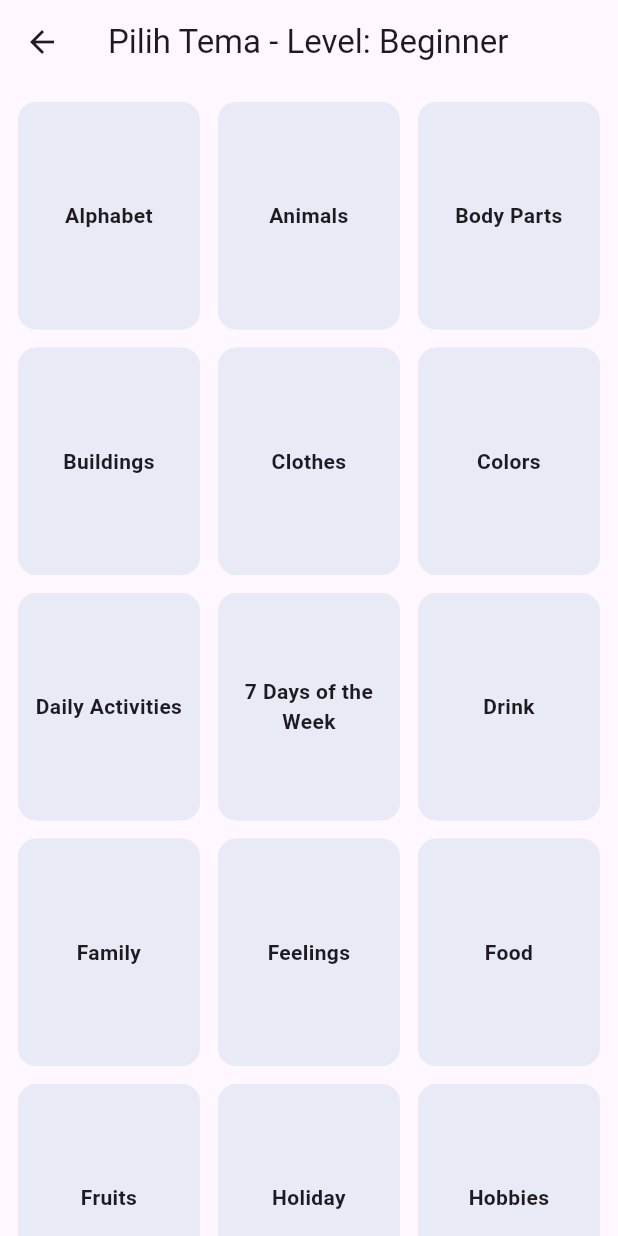
After one commit to suryo/mylingo_flutter, a Flutter app: the ChooseThemeScreen screen opened by its route, on a phone screen of 412 x 824 dp. The commit adds this screen. Run offline on Flutter 3.47's test engine with Material 3 defaults, Android fonts, the phone set to English and light mode, and no system bars; our stand-ins replace audioplayers, shared_preferences, speech_to_text; accounts and stored records are empty.

Commit message:
create theme screen and grid tema

```diff
--- a/lib/main.dart
+++ b/lib/main.dart
@@ -5,6 +5,7 @@ import 'screens/register_screen.dart';
 import 'screens/dashboard_screen.dart';
 import 'screens/intro_screen.dart';
 import 'screens/choose_level_screen.dart';
+import 'screens/choose_theme_screen.dart';
 
 void main() {
   runApp(MyLingoApp());
--- /dev/null
+++ b/lib/screens/choose_theme_screen.dart
@@ -0,0 +1,98 @@
+import 'dart:convert';
+import 'package:flutter/material.dart';
+import 'package:flutter/services.dart' show rootBundle;
+import 'package:shared_preferences/shared_preferences.dart';
+
+class ChooseThemeScreen extends StatefulWidget {
+  @override
+  _ChooseThemeScreenState createState() => _ChooseThemeScreenState();
+}
+
+class _ChooseThemeScreenState extends State<ChooseThemeScreen> {
+  List<Map<String, dynamic>> themes = [];
+  String currentLevel = "";
+
+  @override
+  void initState() {
+    super.initState();
+    _loadThemes();
+  }
+
+  Future<void> _loadThemes() async {
+    final prefs = await SharedPreferences.getInstance();
+    currentLevel = prefs.getString('level') ?? 'Beginner';
+
+    // Daftar file JSON (bisa juga di-generate otomatis kalau dynamic)
+    final List<String> themeFiles = [
+      "alphabet.json", "animals.json", "body_parts.json", "buildings.json",
+      "clothes.json", "colors.json", "daily_activities.json", "days_of_week.json",
+      "drink.json", "family.json", "feelings.json", "food.json",
+      "fruits.json", "holiday.json", "hobbies.json", "months_of_year.json",
+      "numbers.json","occupation.json", "places.json", "rooms.json", "school_supplies.json",
+      "seasons.json", "shapes.json", "space.json", "time.json",
+      "toys.json", "transportation.json", "vegetables.json", "weather.json"
+    ];
+
+    List<Map<String, dynamic>> loadedThemes = [];
+
+    for (String file in themeFiles) {
+      final jsonStr = await rootBundle.loadString('assets/data/$file');
+      final data = json.decode(jsonStr);
+      loadedThemes.add({
+        'title': data['theme'],
+        'filename': file,
+      });
+    }
+
+    setState(() {
+      themes = loadedThemes;
+    });
+  }
+
+  @override
+  Widget build(BuildContext context) {
+    return Scaffold(
+      appBar: AppBar(title: Text("Pilih Tema - Level: $currentLevel")),
+      body: themes.isEmpty
+          ? Center(child: CircularProgressIndicator())
+          : GridView.builder(
+              padding: EdgeInsets.all(12),
+              gridDelegate: SliverGridDelegateWithFixedCrossAxisCount(
+                crossAxisCount: 3,
+                mainAxisSpacing: 12,
+                crossAxisSpacing: 12,
+                childAspectRatio: 0.8,
+              ),
+              itemCount: themes.length,
+              itemBuilder: (context, index) {
+                final item = themes[index];
+                return GestureDetector(
+                  onTap: () {
+                    Navigator.pushNamed(
+                      context,
+                      '/learning',
+                      arguments: {
+                        'filename': item['filename'],
+                        'level': currentLevel,
+                      },
+                    );
+                  },
+                  child: Container(
+                    decoration: BoxDecoration(
+                      color: Colors.indigo.shade50,
+                      borderRadius: BorderRadius.circular(12),
+                    ),
+                    alignment: Alignment.center,
+                    padding: EdgeInsets.all(8),
+                    child: Text(
+                      item['title'],
+                      textAlign: TextAlign.center,
+                      style: TextStyle(fontWeight: FontWeight.bold),
+                    ),
+                  ),
+                );
+              },
+            ),
+    );
+  }
+}
```
